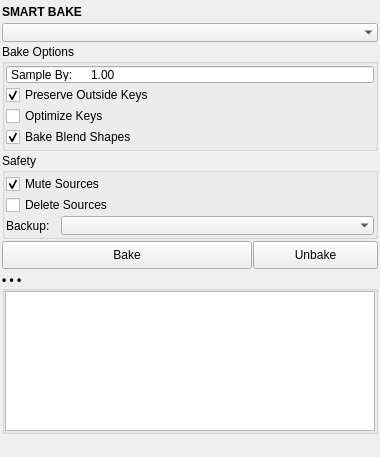
The window that blendertk/anim_utils/smart_bake/smart_bake.ui (m3trik/blendertk) describes before a commit, drawn with Qt 5.
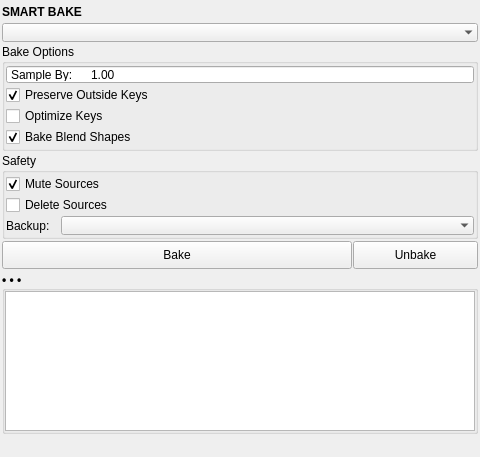
The same window after the commit. Custom widgets are drawn as their Qt base class.

Diff of the .ui file:
```diff
--- a/blendertk/anim_utils/smart_bake/smart_bake.ui
+++ b/blendertk/anim_utils/smart_bake/smart_bake.ui
@@ -6,14 +6,14 @@
    <rect>
     <x>0</x>
     <y>0</y>
-    <width>380</width>
-    <height>360</height>
+    <width>480</width>
+    <height>424</height>
    </rect>
   </property>
   <widget class="QWidget" name="centralwidget">
    <property name="minimumSize">
     <size>
-     <width>380</width>
+     <width>480</width>
      <height>0</height>
     </size>
    </property>
@@ -125,13 +125,13 @@
           <string>Sample By:	</string>
          </property>
          <property name="minimum">
-          <number>1</number>
+          <double>1.000000000000000</double>
          </property>
          <property name="maximum">
-          <number>100</number>
+          <double>100.000000000000000</double>
          </property>
          <property name="value">
-          <number>1</number>
+          <double>1.000000000000000</double>
          </property>
         </widget>
        </item>
```
Left out of the diff: 2 changed lines with no effect on the pictures.
